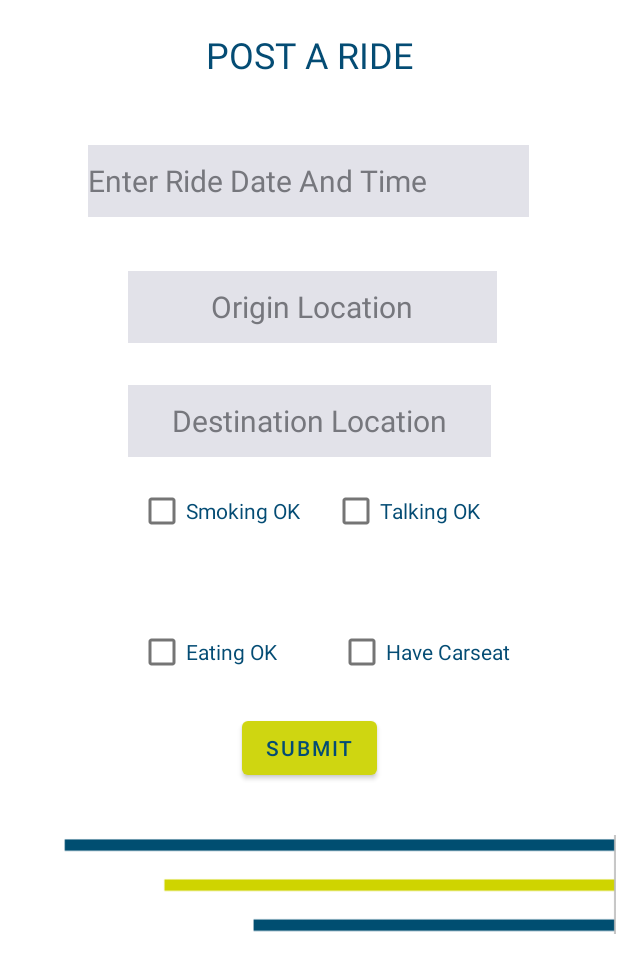
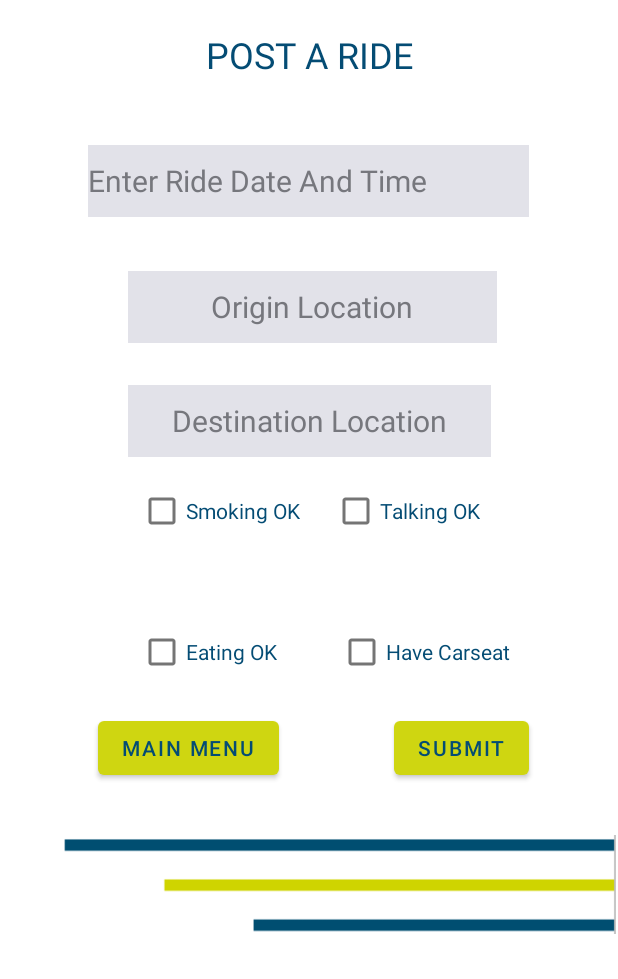
Before and after one commit to tlh38-depreciated/RideShare_Andriod, an Android app: the DriverPostARide screen opened directly, with no data from a screen before it, on a phone screen of 412 x 824 dp, the part 257-1236 px from its top. Run offline under Robolectric (Android 15) with nearby library versions, the phone set to English and light mode, and no system bars.

Commit message:
PostARide has working MainMenu button

```diff
--- a/app/src/main/java/net/rideshare_ptc/DriverPostARide.java
+++ b/app/src/main/java/net/rideshare_ptc/DriverPostARide.java
@@ -27,6 +27,7 @@ import java.net.URL;
 
 public class DriverPostARide extends AppCompatActivity {
     Button drvRideSubmit;
+    Button retToMenu;
     Ride driverRidePost;
     EditText pickupLocI;
     EditText destLocI;
@@ -49,7 +50,7 @@ public class DriverPostARide extends AppCompatActivity {
         talkingI = (CheckBox) findViewById(R.id.checkBoxTalkingOK);
         carseatI = (CheckBox) findViewById(R.id.checkBoxHasCarseat);
         drvRideSubmit = (Button) findViewById(R.id.btnPostARide);
-
+        retToMenu = (Button) findViewById(R.id.btnPostARideRetMenu);
 
         drvRideSubmit.setOnClickListener(new View.OnClickListener(){
             @Override
@@ -75,6 +76,17 @@ public class DriverPostARide extends AppCompatActivity {
 
             }
         });
+
+        retToMenu.setOnClickListener(new View.OnClickListener() {
+            @Override
+            public void onClick(View v) {
+                Intent intent = new Intent(v.getContext(), MainMenu.class);
+                startActivity(intent);
+            }
+
+        });
+
+
     }
     private void getDriverRideData() {
         //get the data from the form and add to Ride object
--- a/app/src/main/java/net/rideshare_ptc/LoginManager.java
+++ b/app/src/main/java/net/rideshare_ptc/LoginManager.java
@@ -33,7 +33,7 @@ public class LoginManager {
             loggedInUsers.add(loggedInUser);  //add the user to the list
             response = "User added to the list successfully"; //return success message
         }
-        return response;
+        return response; //these returns are a way to return  a status for debugging
     }
 
     public String removeLoggedInUsers(User loggedInUser) { //attempt login user taking the User obj as param.
@@ -46,7 +46,7 @@ public class LoginManager {
             //do nothing
             response = "No user is logged in"; //return success message
         }
-        return response;
+        return response; //these returns are a way to return  a status for debugging
     }
 
 
--- a/app/src/main/res/layout/activity_driver_post_aride.xml
+++ b/app/src/main/res/layout/activity_driver_post_aride.xml
@@ -94,8 +94,8 @@
         android:textColor="@color/ptc_DkBlue"
         app:layout_constraintBottom_toTopOf="@+id/imageView2"
         app:layout_constraintEnd_toEndOf="parent"
-        app:layout_constraintStart_toStartOf="parent"
-        />
+        app:layout_constraintHorizontal_bias="0.815"
+        app:layout_constraintStart_toStartOf="parent" />
 
     <ImageView
         android:id="@+id/imageView2"
@@ -157,4 +157,19 @@
         app:layout_constraintStart_toStartOf="parent"
         app:layout_constraintTop_toBottomOf="@+id/inputTxtDPDestLoc"
         app:layout_constraintVertical_bias="1.0" />
+
+    <Button
+        android:id="@+id/btnPostARideRetMenu"
+        android:layout_width="wrap_content"
+        android:layout_height="wrap_content"
+        android:layout_marginTop="16dp"
+        android:layout_marginEnd="56dp"
+        android:text="Main Menu"
+        android:textColor="@color/ptc_DkBlue"
+        app:layout_constraintBottom_toTopOf="@+id/imageView2"
+        app:layout_constraintEnd_toStartOf="@+id/btnPostARide"
+        app:layout_constraintHorizontal_bias="0.759"
+        app:layout_constraintStart_toStartOf="parent"
+        app:layout_constraintTop_toBottomOf="@+id/checkBoxEatingOK"
+        app:layout_constraintVertical_bias="0.0" />
 </androidx.constraintlayout.widget.ConstraintLayout>
```
Also changed, not shown: app/src/main/java/net/rideshare_ptc/LoginActivity.java (+28 -4 lines).
